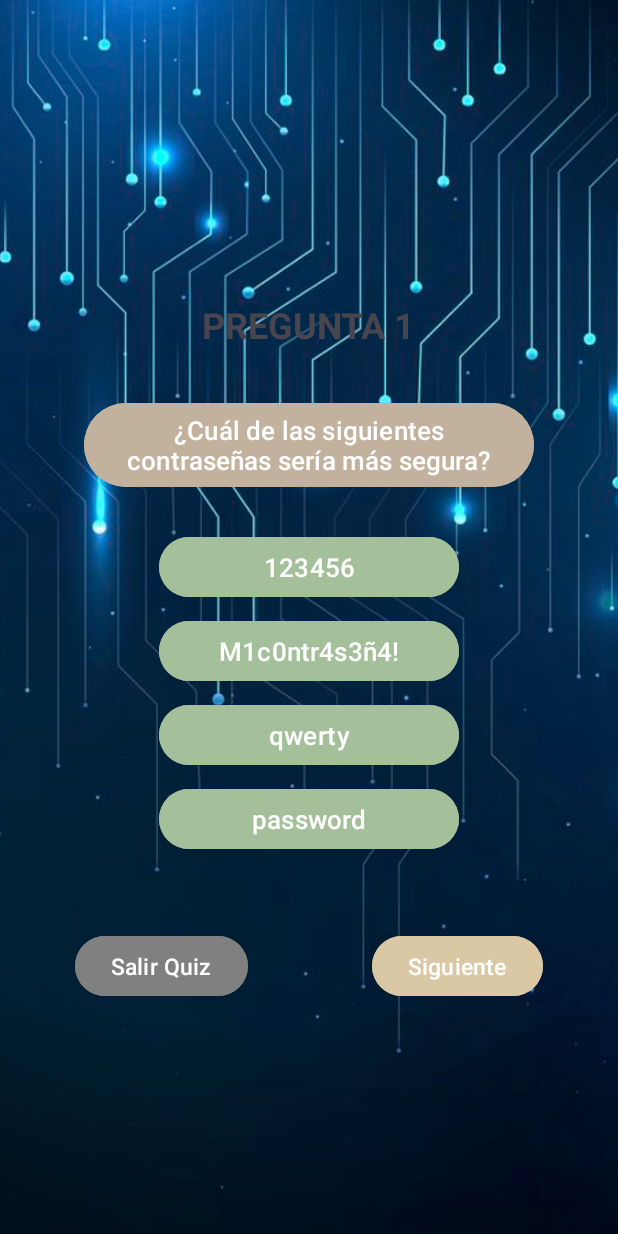
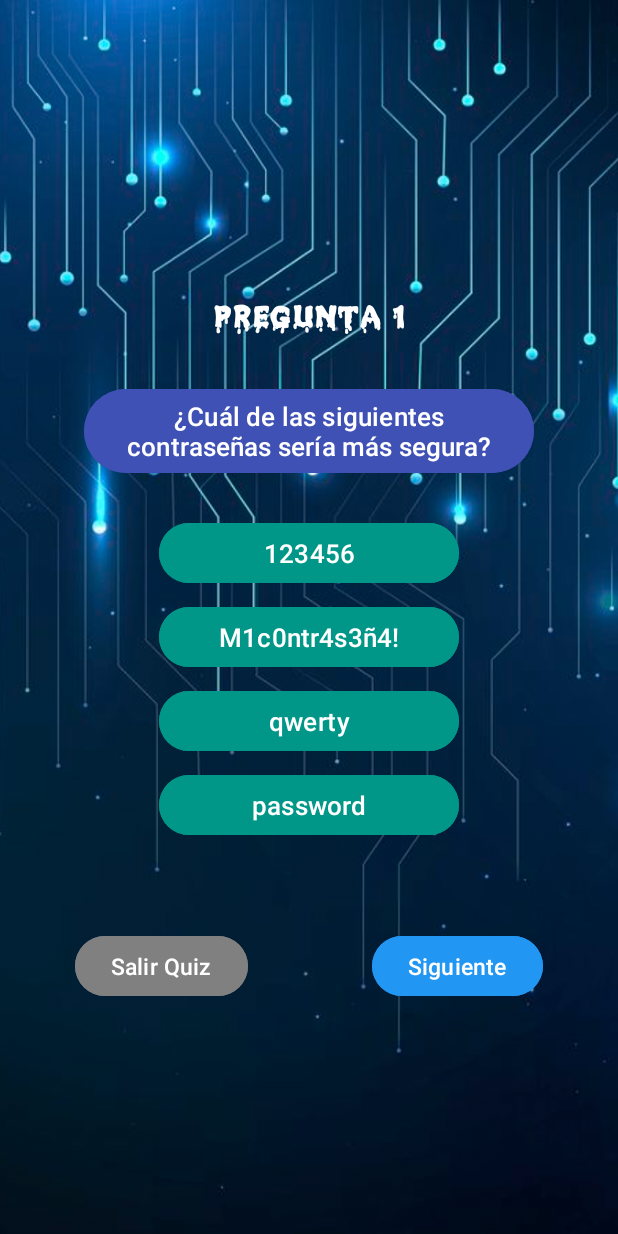
Before and after one commit to nataliagarcia2004/CIBERQUIZ_P1, an Android app: the Pregunta1 screen opened directly, with no data from a screen before it, on a phone screen of 412 x 824 dp. Run offline under Robolectric (Android 15) with nearby library versions, the phone set to English and light mode, and no system bars.

Commit message:
mas cambios esteticos

```diff
--- a/app/src/main/res/layout/activity_menu.xml
+++ b/app/src/main/res/layout/activity_menu.xml
@@ -53,7 +53,7 @@
         app:layout_constraintHorizontal_chainStyle="spread"
         app:layout_constraintStart_toStartOf="parent"
         app:layout_constraintTop_toTopOf="parent"
-        app:layout_constraintVertical_bias="0.912"
+        app:layout_constraintVertical_bias="0.412"
         app:layout_constraintWidth_percent="0.3" />
 
     <Button
@@ -70,7 +70,7 @@
         app:layout_constraintEnd_toStartOf="@+id/button3"
         app:layout_constraintStart_toEndOf="@+id/button4"
         app:layout_constraintTop_toTopOf="parent"
-        app:layout_constraintVertical_bias="0.912"
+        app:layout_constraintVertical_bias="0.916"
         app:layout_constraintWidth_percent="0.3" />
 
     <Button
@@ -87,7 +87,7 @@
         app:layout_constraintEnd_toEndOf="parent"
         app:layout_constraintStart_toEndOf="@+id/button16"
         app:layout_constraintTop_toTopOf="parent"
-        app:layout_constraintVertical_bias="0.912"
+        app:layout_constraintVertical_bias="0.412"
         app:layout_constraintWidth_percent="0.3" />
 
 </androidx.constraintlayout.widget.ConstraintLayout>
--- a/app/src/main/res/layout/activity_pregunta1.xml
+++ b/app/src/main/res/layout/activity_pregunta1.xml
@@ -25,22 +25,25 @@
         android:id="@+id/textView2"
         android:layout_width="wrap_content"
         android:layout_height="wrap_content"
+        android:layout_marginTop="200dp"
+        android:fontFamily="@font/melted"
         android:text="PREGUNTA 1"
+        android:textColor="@color/design_default_color_background"
+        android:textColorHint="@color/design_default_color_background"
         android:textSize="24sp"
         android:textStyle="bold"
-        app:layout_constraintTop_toTopOf="parent"
+        app:layout_constraintEnd_toEndOf="parent"
         app:layout_constraintStart_toStartOf="parent"
-        app:layout_constraintEnd_toEndOf="parent"
-        android:layout_marginTop="200dp"
-        />
+        app:layout_constraintTop_toTopOf="parent" />
 
     <Button
         android:id="@+id/questionButton"
         android:layout_width="300dp"
         android:layout_height="wrap_content"
         android:layout_marginTop="32dp"
-        android:backgroundTint="#c2b19c"
+        android:backgroundTint="#3F51B5"
         android:text="¿Cuál de las siguientes contraseñas sería más segura?"
+        android:textColorHint="#0E3350"
         android:textSize="17sp"
         app:layout_constraintEnd_toEndOf="parent"
         app:layout_constraintStart_toStartOf="parent"
@@ -51,7 +54,7 @@
         android:layout_width="200dp"
         android:layout_height="wrap_content"
         android:layout_marginTop="25dp"
-        android:backgroundTint="#A3C09A"
+        android:backgroundTint="#009688"
         android:onClick="responderPregunta"
         android:text="123456"
         android:textColor="#FFFFFF"
@@ -65,7 +68,7 @@
         android:layout_width="200dp"
         android:layout_height="wrap_content"
         android:layout_marginTop="8dp"
-        android:backgroundTint="#A3C09A"
+        android:backgroundTint="#009688"
         android:onClick="responderPregunta"
         android:text="M1c0ntr4s3ñ4!"
         android:textColor="#FFFFFF"
@@ -79,7 +82,7 @@
         android:layout_width="200dp"
         android:layout_height="wrap_content"
         android:layout_marginTop="8dp"
-        android:backgroundTint="#A3C09A"
+        android:backgroundTint="#009688"
         android:onClick="responderPregunta"
         android:text="qwerty"
         android:textColor="#FFFFFF"
@@ -93,7 +96,7 @@
         android:layout_width="200dp"
         android:layout_height="wrap_content"
         android:layout_marginTop="8dp"
-        android:backgroundTint="#A3C09A"
+        android:backgroundTint="#009688"
         android:onClick="responderPregunta"
         android:text="password"
         android:textColor="#FFFFFF"
@@ -122,7 +125,7 @@
         android:layout_height="wrap_content"
         android:layout_marginTop="620dp"
         android:layout_marginEnd="50dp"
-        android:backgroundTint="#D9C8A3"
+        android:backgroundTint="#2196F3"
         android:onClick="Pregunta1_Pregunta2"
         android:text="Siguiente"
         android:textColor="#FFFFFF"
```
